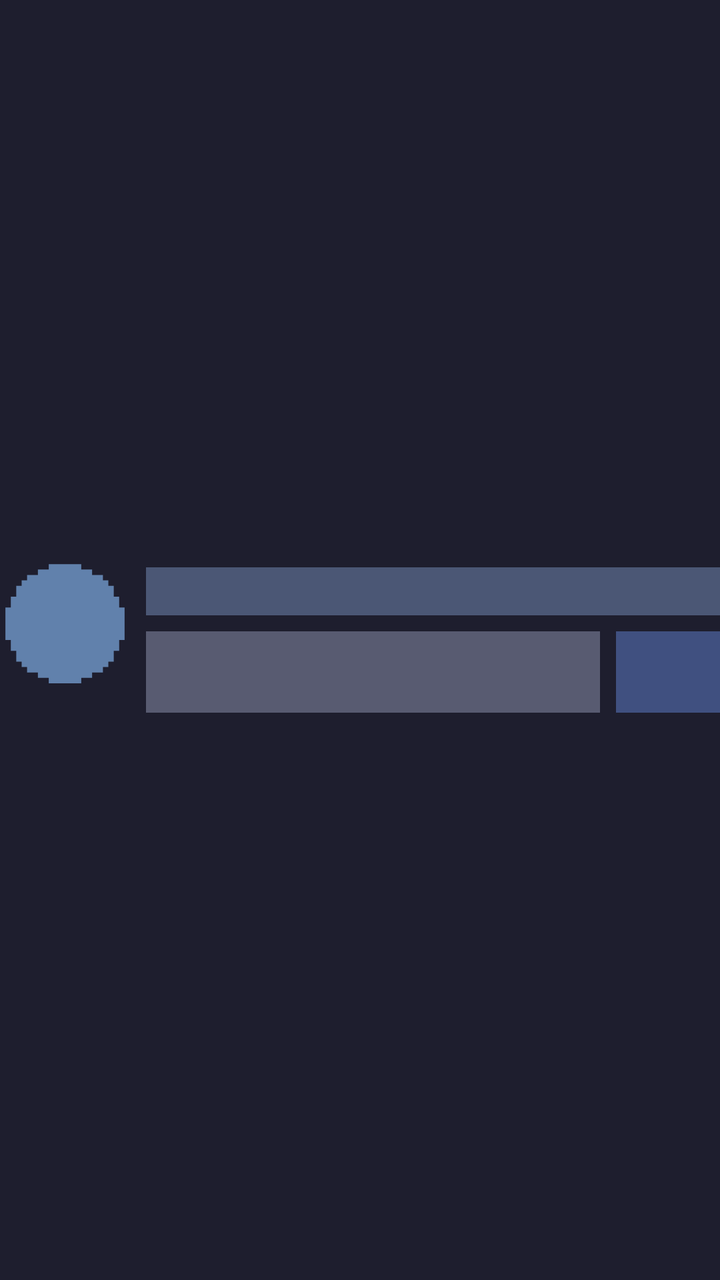
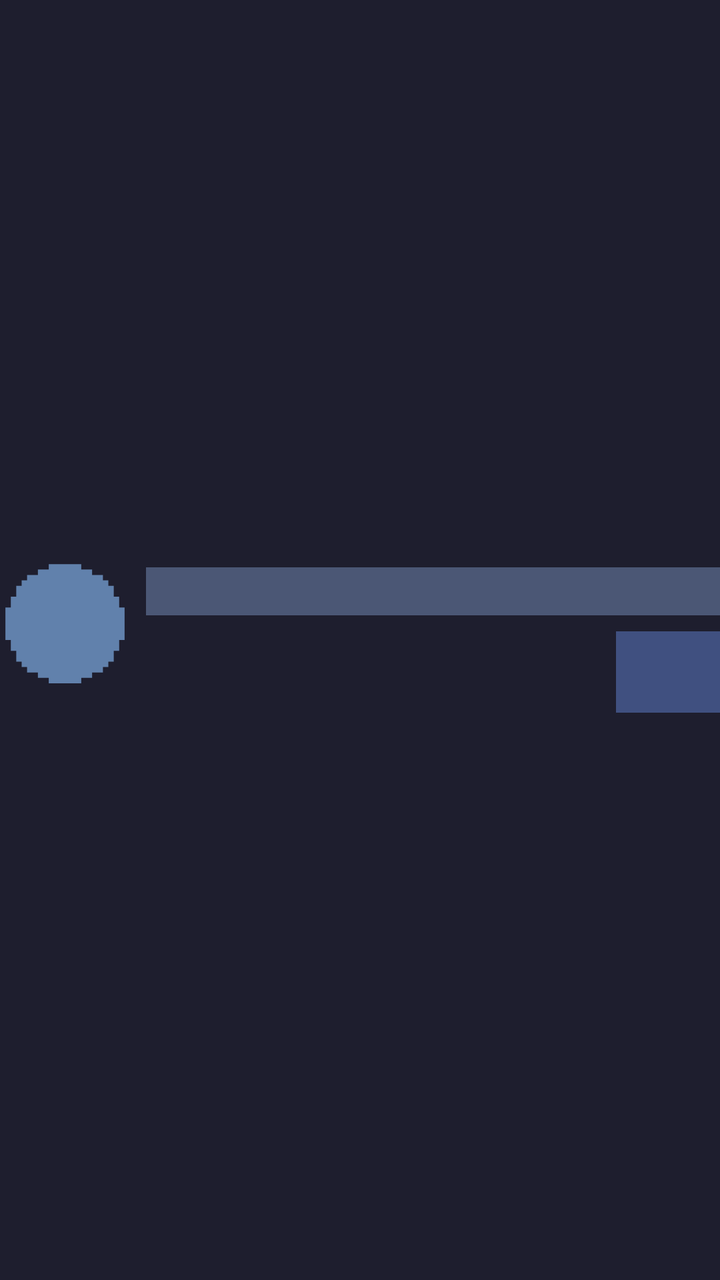

An Android layout rendered at two revisions. The XML below is the earlier revision; the diff shows what the commit changed to produce the second picture.
<!-- AndroidManifest.xml: application theme Theme.Fikret -->
<!-- res/layout/list_item_garden.xml -->
<?xml version="1.0" encoding="utf-8"?>
<LinearLayout xmlns:android="http://schemas.android.com/apk/res/android"
    android:id="@+id/garden_list_item"
    style="@style/HorizontalList"
    android:clickable="false"
    android:focusable="false">

    <LinearLayout
        style="@style/VerticalList"
        android:layout_width="wrap_content"
        android:layout_gravity="center"
        android:gravity="center">

        <FrameLayout
            android:id="@+id/harvest_btn"
            android:layout_width="65dp"
            android:layout_height="65dp"
            android:background="@drawable/px_circle"
            android:backgroundTint="@color/icon_bg"
            android:padding="16dp">

            <ImageView
                android:id="@+id/garden_icon"
                android:layout_width="match_parent"
                android:layout_height="match_parent"
                android:contentDescription="@null" />
        </FrameLayout>

        <TextView
            android:id="@+id/garden_count"
            style="@style/Text"
            android:layout_width="wrap_content"
            android:textSize="12sp" />
    </LinearLayout>

    <View style="@style/SeparatorListHorizontal" />

    <LinearLayout
        style="@style/VerticalList"
        android:layout_width="0dp"
        android:layout_weight="1">

        <LinearLayout
            style="@style/HorizontalList"
            android:layout_width="match_parent"
            android:layout_height="wrap_content">

            <FrameLayout
                android:id="@+id/progress_area"
                android:layout_width="0dp"
                android:layout_height="wrap_content"
                android:layout_weight="1">

                <ProgressBar
                    android:id="@+id/progress_bar"
                    style="?android:attr/progressBarStyleHorizontal"
                    android:layout_width="match_parent"
                    android:layout_height="24dp"
                    android:max="1000"
                    android:progressDrawable="@drawable/progress_garden" />

                <TextView
                    android:id="@+id/product_value"
                    android:layout_width="wrap_content"
                    android:layout_height="wrap_content"
                    android:layout_gravity="center"
                    android:textSize="12dp"
                    android:textColor="@color/base" />
            </FrameLayout>
        </LinearLayout>

        <View style="@style/SeparatorListVertical" />

        <LinearLayout
            style="@style/HorizontalList"
            android:layout_width="match_parent"
            android:layout_height="wrap_content">

            <LinearLayout
                android:id="@+id/buy_button"
                style="@style/VerticalList"
                android:layout_width="0dp"
                android:layout_weight="1"
                android:background="@color/surface_1"
                android:gravity="center"
                android:padding="4dp">

                <TextView
                    android:id="@+id/buy_label"
                    android:layout_width="wrap_content"
                    android:layout_height="wrap_content"
                    android:textColor="@color/base"
                    android:textSize="12dp" />

                <TextView
                    android:id="@+id/buy_cost"
                    android:layout_width="wrap_content"
                    android:layout_height="wrap_content"
                    android:textColor="@color/base"
                    android:textSize="12dp" />
            </LinearLayout>

            <View style="@style/SeparatorListHorizontal" />

            <TextView
                android:id="@+id/duration"
                android:layout_width="52dp"
                android:layout_height="match_parent"
                android:gravity="center"
                android:background="@color/time_bg" />
        </LinearLayout>
    </LinearLayout>

</LinearLayout>
<!-- resources referenced by this layout -->
<resources>
  <color name="base">#1E1E2E</color>
  <color name="icon_bg">#6181ac</color>
  <color name="surface_1">#585B71</color>
  <color name="time_bg">#405080</color>
  <!-- drawable progress_garden (drawable) -->
  <?xml version="1.0" encoding="utf-8"?>
  <layer-list xmlns:android="http://schemas.android.com/apk/res/android">
      <item android:id="@android:id/background">
          <shape android:shape="rectangle">
              <solid android:color="@color/progress_bg" />
          </shape>
      </item>
      <item android:id="@android:id/progress">
          <clip>
              <shape android:shape="rectangle">
                  <solid android:color="@color/progress_fill" />
              </shape>
          </clip>
      </item>
  </layer-list>
  <!-- drawable px_circle (drawable) -->
  <vector xmlns:android="http://schemas.android.com/apk/res/android"
      android:width="160dp"
      android:height="160dp"
      android:viewportWidth="24"
      android:viewportHeight="24">
      <path
          android:fillColor="#CBDECD"
          android:pathData="M22,9V7H21V5H20V4H19V3H17V2H15V1H9V2H7V3H5V4H4V5H3V7H2V9H1v6h1v2h1v2h1v1h1v1h2v1h2v1h6v-1h2v-1h2v-1h1v-1h1v-2h1v-2h1V9Z" />
  </vector>
  <style name="HorizontalList" parent="BlockFlow">
          <item name="android:orientation">horizontal</item>
          <item name="android:gravity">center_vertical</item>
      </style>
  <style name="SeparatorListHorizontal">
          <item name="android:layout_width">@dimen/space_between_elements</item>
          <item name="android:layout_height">@dimen/space_between_elements</item>
      </style>
  <style name="SeparatorListVertical">
          <item name="android:layout_width">match_parent</item>
          <item name="android:layout_height">@dimen/space_between_elements</item>
      </style>
  <style name="Text" parent="BlockFlow">
          <item name="android:textColor">@color/text</item>
          <item name="android:textSize">@dimen/text</item>
      </style>
  <style name="VerticalList" parent="BlockFlow">
          <item name="android:orientation">vertical</item>
      </style>
  <style name="Theme.Fikret" parent="@android:style/Theme.Black.NoTitleBar">
          <item name="android:windowBackground">@color/base</item>
          <item name="android:textColor">@color/text</item>
      </style>
  <color name="progress_bg">#4b5775</color>
  <color name="progress_fill">#69b680</color>
  <style name="BlockFlow">
          <item name="android:layout_width">match_parent</item>
          <item name="android:layout_height">wrap_content</item>
      </style>
  <dimen name="space_between_elements">8dp</dimen>
  <color name="text">#CDD6F4</color>
  <dimen name="text">16sp</dimen>
</resources>

<!-- the commit's change to res/layout/list_item_garden.xml (unified diff, before → after) -->
@@ -81,7 +81,6 @@
                 style="@style/VerticalList"
                 android:layout_width="0dp"
                 android:layout_weight="1"
-                android:background="@color/surface_1"
                 android:gravity="center"
                 android:padding="4dp">
 
<!-- resource entries referenced after the edit -->
@@ -2,7 +2,6 @@
 <resources>
   <color name="base">#1E1E2E</color>
   <color name="icon_bg">#6181ac</color>
-  <color name="surface_1">#585B71</color>
   <color name="time_bg">#405080</color>
   <!-- drawable progress_garden (drawable) -->
   <?xml version="1.0" encoding="utf-8"?>
